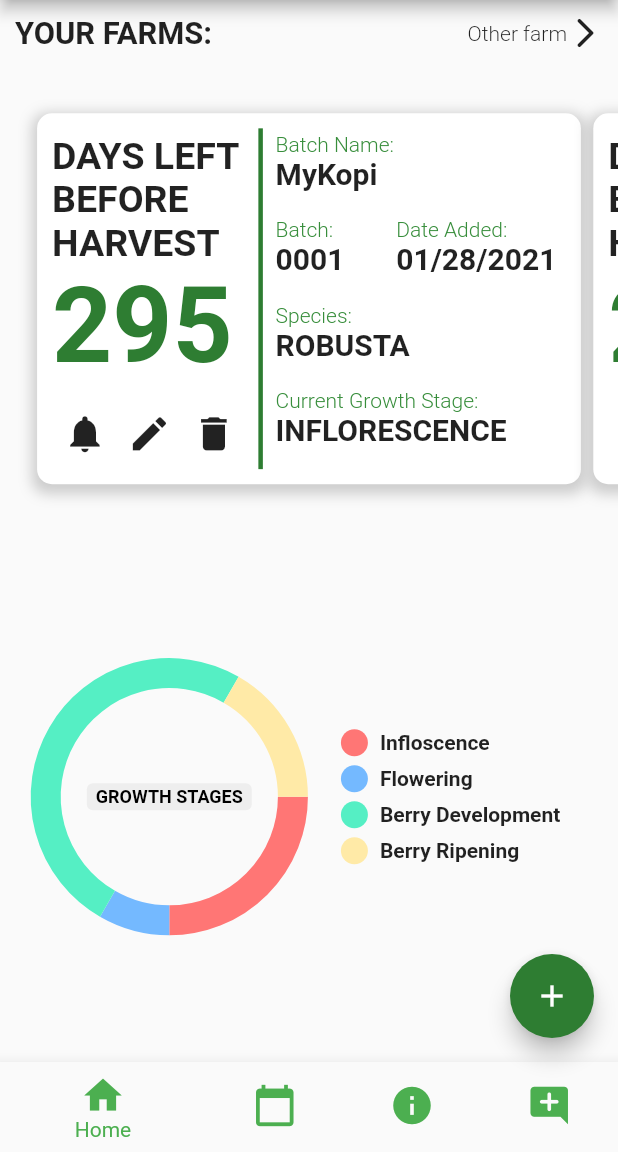
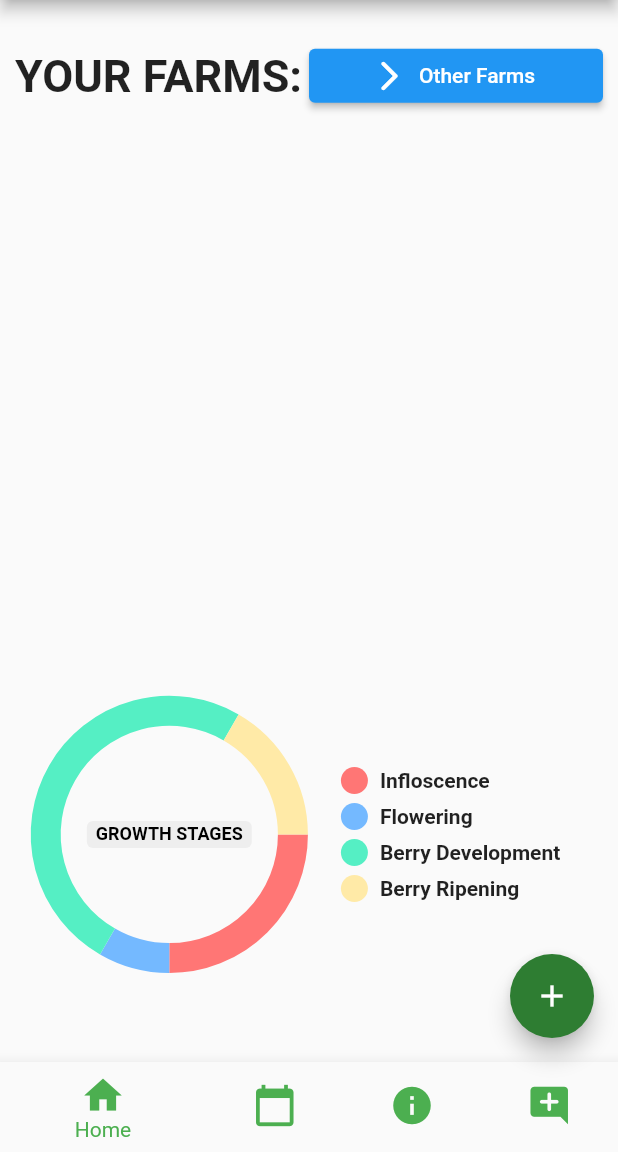
Before and after one commit to cquintos/CAPHE_v2.0, a Flutter app: the screen it shows once a user with an empty profile is signed in, on a phone screen of 412 x 824 dp, the part 84-1236 px from its top. Run offline on Flutter 3.47's test engine with Material 2 defaults, Android fonts, the light colour scheme and no system bars; drawn by our look-alikes of auto_size_text, pie_chart, scroll_snap_list; our stand-ins replace cloud_firestore, firebase_auth, firebase_core, syncfusion_flutter_calendar, validators; accounts and stored records are empty.

Commit message:
before refactoring auth and database services

```diff
--- a/lib/authentication_service.dart
+++ b/lib/authentication_service.dart
@@ -16,7 +16,7 @@ class AuthenticationService {
     return id;
   }
 
-  Future<void> phoneVerification( String phoneNumber, BuildContext context, List controllers ) async {
+  Future phoneVerification( String phoneNumber, BuildContext context, List controllers ) async {
     try {
       await _firebaseAuth.verifyPhoneNumber(
         phoneNumber: phoneNumber,
@@ -27,7 +27,7 @@ class AuthenticationService {
           print(verificationFailed.message);
         },
         codeSent: (verificationId, resendingToken) async {
-          id = verificationId;
+          return id = verificationId;
         },
         codeAutoRetrievalTimeout: (verificationId) async {
         },
--- a/lib/screens/home_screen.dart
+++ b/lib/screens/home_screen.dart
@@ -1,29 +1,19 @@
+import 'package:flutter/material.dart';
+import 'package:caphe_v2/screens/widgets/home_title.dart';
 import 'package:caphe_v2/screens/widgets/home_carousel.dart';
 import 'package:caphe_v2/screens/widgets/home_chart.dart';
-import 'package:flutter/material.dart';
 
-class HomeScreen extends StatefulWidget {
-  @override
-  _HomeScreenState createState() => _HomeScreenState();
-}
-
-class _HomeScreenState extends State<HomeScreen> {
+class HomeScreen extends StatelessWidget {
 
   @override
   Widget build(BuildContext context) {
-    double deviceHeight = MediaQuery.of(context).size.height;
 
     return Column(
+      mainAxisAlignment: MainAxisAlignment.spaceBetween,
       children: <Widget>[
-        Wrap(
-          children: <Widget>[
-            Container(
-              height: deviceHeight*0.43,
-              child: HomeCarousel()
-            )
-          ]
-        ),
-        Expanded( child: HomeChart() ),
+        Expanded(flex:1, child: HomeTitle() ),
+        Expanded(flex:3, child: HomeCarousel() ),
+        Expanded(flex:3, child: HomeChart() ),
       ]
     );
   }
--- a/lib/screens/navigation_screen.dart
+++ b/lib/screens/navigation_screen.dart
@@ -2,9 +2,12 @@ import 'package:caphe_v2/screens/facts_screen.dart';
 import 'package:caphe_v2/screens/widgets/header_bar.dart';
 import 'package:caphe_v2/screens/widgets/navigation_addbatch.dart';
 import 'package:flutter/material.dart';
+import '../authentication_service.dart';
 import 'calendar_screen.dart';
 import 'feedback_screen.dart';
 import 'home_screen.dart';
+import 'package:provider/provider.dart';
+
 
 class NavigationScreen extends StatefulWidget {
   NavigationScreen({Key key}) : super(key: key);
@@ -32,7 +35,14 @@ class _NavigationScreenState extends State<NavigationScreen> {
 
     return Scaffold(
       drawer: Drawer (
-        child: ListView(),
+        child: ListView(
+          children: [
+            IconButton(onPressed:() {
+              context.read<AuthenticationService>().signOut();
+
+            }, icon: Icon(Icons.logout))
+          ],
+        ),
       ),
       appBar: HeaderBar(text: Text(headerTitle)),
       body: _widgetOptions.elementAt(_selectedIndex),
--- a/lib/screens/widgets/home_carousel.dart
+++ b/lib/screens/widgets/home_carousel.dart
@@ -1,8 +1,13 @@
-// import 'package:caphe_v2/classes/coffee_batch.dart';
+import 'package:cloud_firestore/cloud_firestore.dart';
+import 'package:firebase_auth/firebase_auth.dart';
+import 'package:firebase_core/firebase_core.dart';
 import 'package:flutter/material.dart';
 import 'package:scroll_snap_list/scroll_snap_list.dart';
 import 'home_carousel_card.dart';
-import 'home_carousel_title.dart';
+
+class FARM {
+
+}
 
 class HomeCarousel extends StatefulWidget {
   HomeCarousel({Key key}) : super(key: key);
@@ -12,12 +17,31 @@ class HomeCarousel extends StatefulWidget {
 }
 
 class _HomeCarouselState extends State<HomeCarousel> {
-  // List<CoffeeBatch> data = [];
+  int index = 0;
+  int count = 0;
+  List<FARM> farmList;
 
-  List<int> data = [1,2,3,4,5];
+  FirebaseAuth _auth = FirebaseAuth.instance;
+  FirebaseFirestore _firestore = FirebaseFirestore.instance;
+  // int _focusedIndex = 0;
 
-  // int _focusedIndex = 0;
-  int index = 0;
+  @override
+  Widget build(BuildContext context) {
+    double deviceWidth = MediaQuery.of(context).size.width;
+
+    return ScrollSnapList(
+      onItemFocus: _onItemFocus,
+      itemSize: deviceWidth*.9,
+      itemBuilder: _buildListItem,
+      itemCount: count,
+    );
+  }
+
+  @override
+  void initState() {
+    super.initState();
+    getFarmData();
+  }
 
   void _onItemFocus(int index) {
     setState(() {
@@ -28,7 +52,6 @@ class _HomeCarouselState extends State<HomeCarousel> {
   Widget _buildListItem(BuildContext context, int index) {
     double deviceWidth = MediaQuery.of(context).size.width;
 
-    // if(true) print(index);
     index= index+1;
     return Container (
       width: deviceWidth*.9,
@@ -41,23 +64,19 @@ class _HomeCarouselState extends State<HomeCarousel> {
     );
   }
 
-  @override
-  Widget build(BuildContext context) {
-    double deviceWidth = MediaQuery.of(context).size.width;
+  Future getFarmData() async {
+    if(_auth.currentUser != null) {
+      await _firestore
+        .collection('users')
+        .doc(_auth.currentUser.uid)
+        .collection('farms')
+        .get()
+        .then((QuerySnapshot snap) {
+          setState(() {
+            count = snap.size;
+          });
+        });
+    }
+  }
 
-    return Column (
-      children: <Widget>[
-        HomeCarouselTitle(),
-        // SizedBox(height:10),
-        Expanded(
-          child: ScrollSnapList(
-            onItemFocus: _onItemFocus,
-            itemSize: deviceWidth*.9,
-            itemBuilder: _buildListItem,
-            itemCount: data.length,
-          ),
-         )
-       ],
-    );
-  }
 }
--- a/lib/screens/widgets/home_carousel_card.dart
+++ b/lib/screens/widgets/home_carousel_card.dart
@@ -1,6 +1,6 @@
-import 'package:caphe_v2/screens/widgets/home_carousel_card_content_flex1.dart';
+import 'package:caphe_v2/screens/widgets/home_carousel_card_data.dart';
 import 'package:flutter/material.dart';
-import 'home_carousel_card_content_left.dart';
+import 'home_carousel_card_left.dart';
 
 class HomeCarouselCard extends StatefulWidget {
   HomeCarouselCard({Key key}) : super(key: key);
@@ -35,7 +35,7 @@ class _HomeCarouselCardState extends State<HomeCarouselCard> {
       ),
       child: Row (
         children: <Widget> [
-          Expanded( flex:2, child: HomeCarouselCardContentLeft(title: "DAYS LEFT BEFORE HARVEST", data: "295", isPressed: false,), ),
+          Expanded( flex:2, child: HomeCarouselCardLeft(title: "DAYS LEFT BEFORE HARVEST", data: "295", isPressed: false,), ),
           VerticalDivider(
             color:Colors.green.shade800,
             endIndent: 0,
@@ -48,20 +48,20 @@ class _HomeCarouselCardState extends State<HomeCarouselCard> {
             child: Container(
               child: Column(
                 children: <Expanded> [
-                  Expanded( flex:1, child: HomeCarouselCardContentFlex1(title: "Batch Name:", data: "MyKopi"), ),
+                  Expanded( flex:1, child: HomeCarouselCardData(title: "Batch Name:", data: "MyKopi"), ),
                   Expanded( flex: 1,
                     child: Container(
                       child: Row(
                         children: <Widget> [
-                          Expanded( flex: 2, child: HomeCarouselCardContentFlex1(title: "Batch:", data: "0001"), ),
+                          Expanded( flex: 2, child: HomeCarouselCardData(title: "Batch:", data: "0001"), ),
                           SizedBox(width:5),
-                          Expanded( flex: 3, child: HomeCarouselCardContentFlex1(title: "Date Added:", data: "01/28/2021"), ),
+                          Expanded( flex: 3, child: HomeCarouselCardData(title: "Date Added:", data: "01/28/2021"), ),
                         ]
                       ),
                     ),
                   ),
-                  Expanded( flex: 1, child: HomeCarouselCardContentFlex1(title: "Species:", data:"ROBUSTA"), ),
-                  Expanded( flex: 1, child: HomeCarouselCardContentFlex1(title: "Current Growth Stage:", data: "INFLORESCENCE"), ),
+                  Expanded( flex: 1, child: HomeCarouselCardData(title: "Species:", data:"ROBUSTA"), ),
+                  Expanded( flex: 1, child: HomeCarouselCardData(title: "Current Growth Stage:", data: "INFLORESCENCE"), ),
                 ],
               ),
             )
--- a/lib/screens/widgets/home_carousel_card_content_flex1.dart
+++ b/lib/screens/widgets/home_carousel_card_data.dart
@@ -1,12 +1,12 @@
 import 'package:auto_size_text/auto_size_text.dart';
 import 'package:flutter/material.dart';
 
-class HomeCarouselCardContentFlex1 extends StatelessWidget {
+class HomeCarouselCardData extends StatelessWidget {
 
   final String title;
   final String data;
 
-  const HomeCarouselCardContentFlex1({Key key, this.title, this.data}) : super(key: key);
+  const HomeCarouselCardData({Key key, this.title, this.data}) : super(key: key);
 
   @override
   Widget build(BuildContext context) {
--- a/lib/screens/widgets/home_carousel_card_content_left.dart
+++ b/lib/screens/widgets/home_carousel_card_left.dart
@@ -3,20 +3,20 @@ import 'package:provider/provider.dart';
 import 'package:auto_size_text/auto_size_text.dart';
 import 'package:caphe_v2/authentication_service.dart';
 
-class HomeCarouselCardContentLeft extends StatefulWidget {
-  const HomeCarouselCardContentLeft({Key key, this.title, this.data, this.isPressed}) : super(key: key);
+class HomeCarouselCardLeft extends StatefulWidget {
+  const HomeCarouselCardLeft({Key key, this.title, this.data, this.isPressed}) : super(key: key);
   final String title;
   final String data;
   final bool  isPressed;
 
   @override
-  _HomeCarouselCardContentLeftState createState() => _HomeCarouselCardContentLeftState(this.isPressed);
+  _HomeCarouselCardLeftState createState() => _HomeCarouselCardLeftState(this.isPressed);
 }
 
-class _HomeCarouselCardContentLeftState extends State<HomeCarouselCardContentLeft> {
+class _HomeCarouselCardLeftState extends State<HomeCarouselCardLeft> {
   bool isPressed;
 
-  _HomeCarouselCardContentLeftState(this.isPressed);
+  _HomeCarouselCardLeftState(this.isPressed);
 
   @override
   Widget build(BuildContext context) {
--- a/lib/screens/widgets/home_carousel_title.dart
+++ /dev/null
@@ -1,34 +0,0 @@
-import 'package:flutter/material.dart';
-
-class HomeCarouselTitle extends StatelessWidget {
-
-  @override
-  Widget build(BuildContext context) {
-    double deviceWidth = MediaQuery.of(context).size.width;
-
-    return Container(
-      padding: EdgeInsets.all(10),
-      child: Row(
-        mainAxisAlignment: MainAxisAlignment.spaceBetween,
-        children: <Widget> [
-          Text("YOUR FARMS: ",
-            style: TextStyle(
-              fontSize: deviceWidth*0.05,
-              fontWeight: FontWeight.bold,
-            ),
-          ),
-          Row(
-            children: [
-              Text("Other farm",
-                style: TextStyle(
-                  fontWeight: FontWeight.w300,
-                ),
-              ),
-              Icon(Icons.arrow_forward_ios_rounded)
-            ],
-          )
-        ],
-      ),
-    );
-  }
-}
--- /dev/null
+++ b/lib/screens/widgets/home_title.dart
@@ -0,0 +1,37 @@
+import 'package:auto_size_text/auto_size_text.dart';
+import 'package:flutter/material.dart';
+
+class HomeTitle extends StatelessWidget {
+
+  @override
+  Widget build(BuildContext context) {
+
+    return Container(
+      padding: EdgeInsets.all(10),
+      child: Row(
+        mainAxisAlignment: MainAxisAlignment.spaceBetween,
+        children: <Widget> [
+           Expanded( flex: 1,
+            child: AutoSizeText(
+              "YOUR FARMS: ",
+              maxLines: 1,
+              stepGranularity: 2,
+              minFontSize: 20,
+              style: TextStyle(
+                fontSize: 30,
+                fontWeight: FontWeight.bold,
+              ),
+            ),
+          ),
+          Expanded( flex: 1,
+            child: ElevatedButton.icon(
+              onPressed:() {},
+              icon: Icon(Icons.arrow_forward_ios_rounded),
+              label: Text("Other Farms")
+            ),
+          )
+        ],
+      ),
+    );
+  }
+}
```
